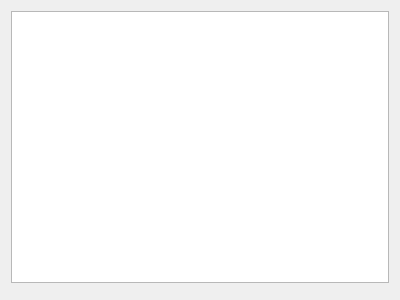
Before: the Qt Designer form viewer/dlgpreview.ui in tbikfalvi/Belenus, drawn with Qt 5.
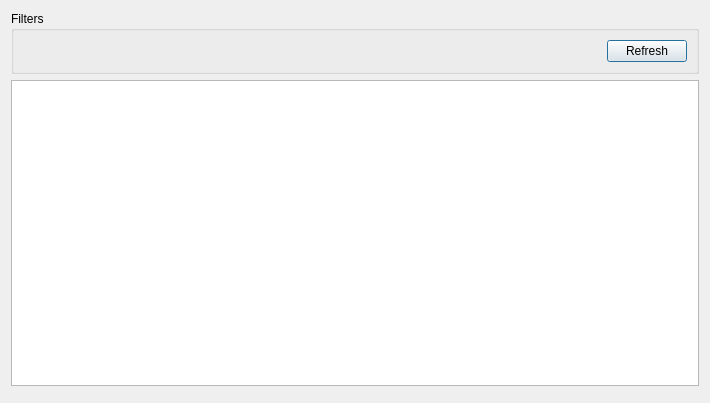
After: the same form once the commit is applied.

Diff of the .ui file:
```diff
--- a/viewer/dlgpreview.ui
+++ b/viewer/dlgpreview.ui
@@ -9,14 +9,43 @@
    <rect>
     <x>0</x>
     <y>0</y>
-    <width>400</width>
-    <height>300</height>
+    <width>710</width>
+    <height>403</height>
    </rect>
   </property>
   <property name="windowTitle">
    <string>Report Preview</string>
   </property>
   <layout class="QVBoxLayout" name="verticalLayout">
+   <item>
+    <widget class="QGroupBox" name="grpFilters">
+     <property name="title">
+      <string>Filters</string>
+     </property>
+     <layout class="QHBoxLayout" name="horizontalLayout">
+      <item>
+       <spacer name="horizontalSpacer">
+        <property name="orientation">
+         <enum>Qt::Horizontal</enum>
+        </property>
+        <property name="sizeHint" stdset="0">
+         <size>
+          <width>572</width>
+          <height>20</height>
+         </size>
+        </property>
+       </spacer>
+      </item>
+      <item>
+       <widget class="QPushButton" name="btnRefresh">
+        <property name="text">
+         <string>Refresh</string>
+        </property>
+       </widget>
+      </item>
+     </layout>
+    </widget>
+   </item>
    <item>
     <widget class="QTextEdit" name="tedPreview">
      <property name="readOnly">
```
